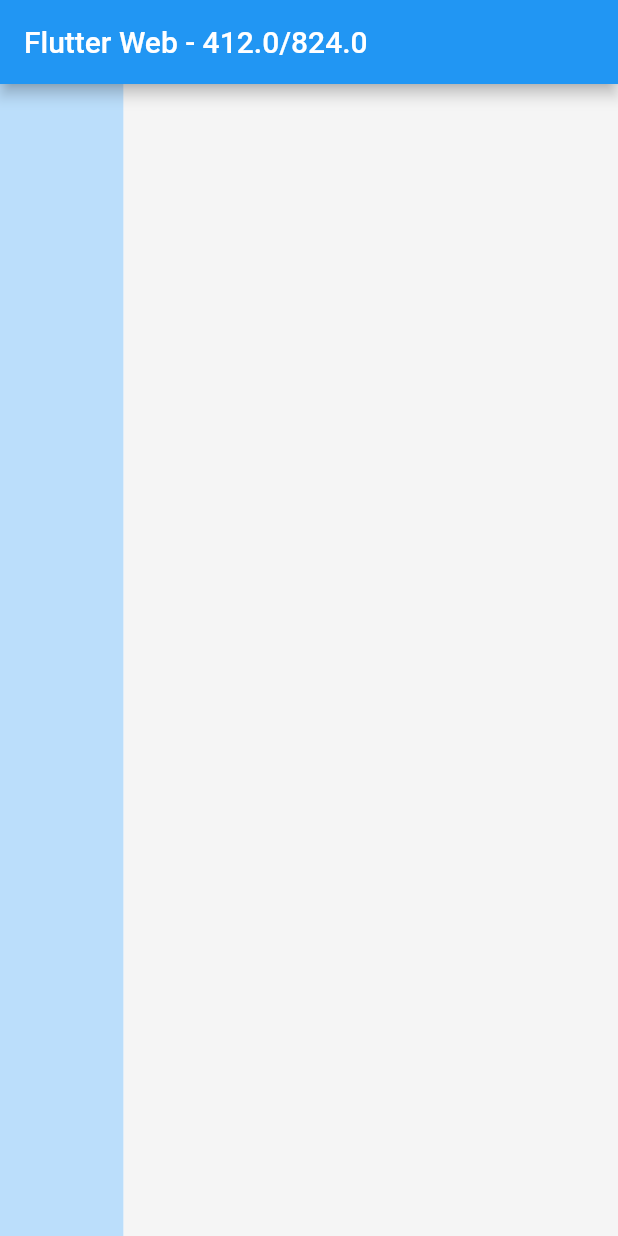
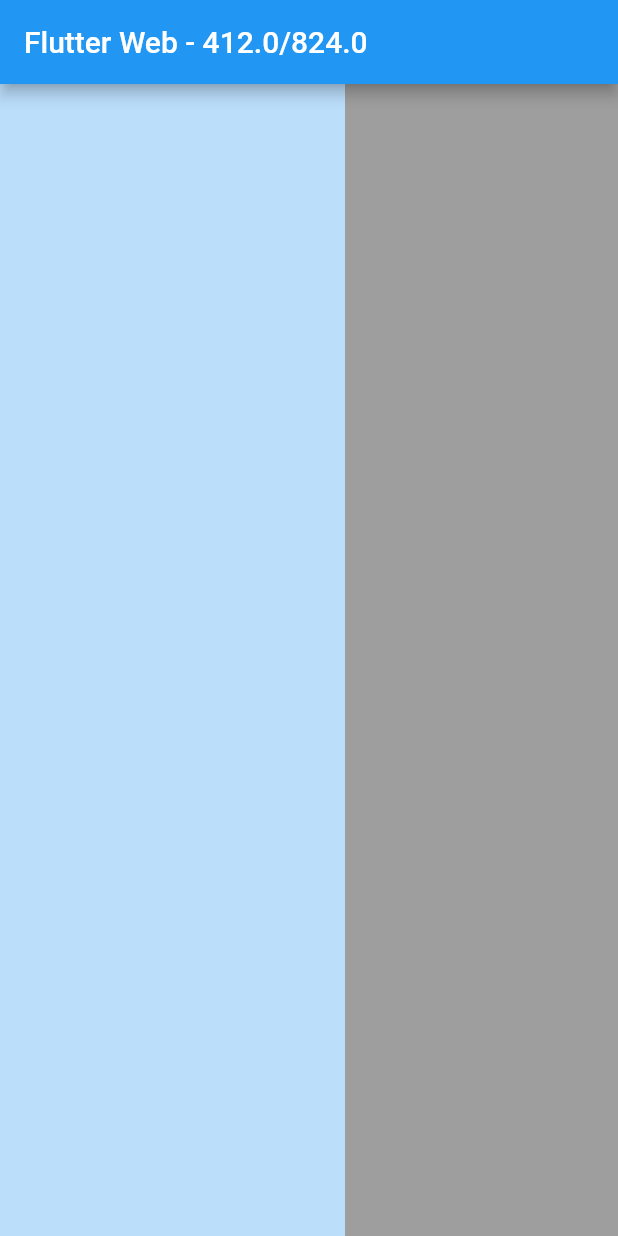
Before and after one commit to rlechetaudemy/carros_flutter_web, a Flutter app: the screen it shows after launch, on a phone screen of 412 x 824 dp. Run offline on Flutter 3.47's test engine with Material 2 defaults, Android fonts, the phone set to English and light mode, and no system bars.

Commit message:
Fist Commit

```diff
--- a/lib/home.dart
+++ b/lib/home.dart
@@ -21,19 +21,18 @@ class _HomePageState extends State<HomePage> {
   }
 
   _body() {
+
+    Size size = MediaQuery.of(context).size;
+
     return Row(
       children: <Widget>[
-        Expanded(
-          flex: 2,
-          child: Container(
-            color: Colors.blue[100],
-          ),
+        Container(
+          width: 230,
+          color: Colors.blue[100],
         ),
-        Expanded(
-          flex: 8,
-          child: Container(
-            color: Colors.grey[100],
-          ),
+        Container(
+          width: size.width - 230,
+          color: Colors.grey,
         )
       ],
     );
```
